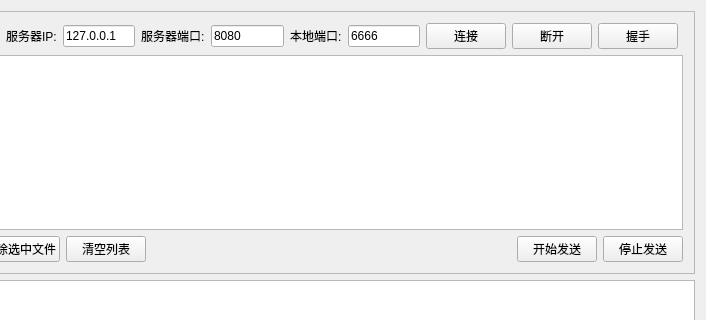
Before: the Qt Designer form FileTransfer/mainwindow.ui in xiechongzhu/FileTransfer, drawn with Qt 5; both pictures show x 129 to 835 and y 0 to 320 of the 835 by 495 pixel window.
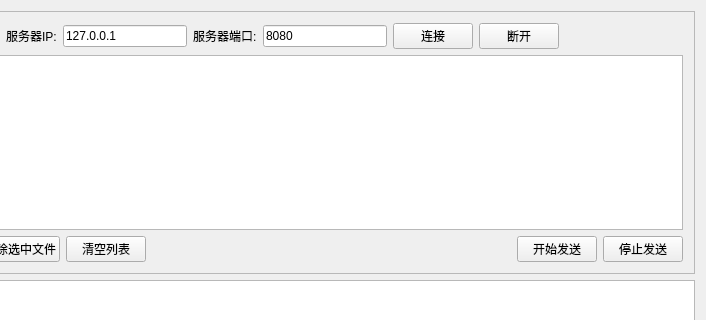
After: the same form once the commit is applied.

Diff of the .ui file:
```diff
--- a/FileTransfer/mainwindow.ui
+++ b/FileTransfer/mainwindow.ui
@@ -74,20 +74,6 @@
                </property>
               </widget>
              </item>
-             <item>
-              <widget class="QLabel" name="label_5">
-               <property name="text">
-                <string>本地端口:</string>
-               </property>
-              </widget>
-             </item>
-             <item>
-              <widget class="QLineEdit" name="editLocalPort">
-               <property name="text">
-                <string>6666</string>
-               </property>
-              </widget>
-             </item>
              <item>
               <widget class="QPushButton" name="btnConnect">
                <property name="text">
@@ -102,13 +88,6 @@
                </property>
               </widget>
              </item>
-             <item>
-              <widget class="QPushButton" name="btnHandShank">
-               <property name="text">
-                <string>握手</string>
-               </property>
-              </widget>
-             </item>
              <item>
               <spacer name="horizontalSpacer">
                <property name="orientation">
```
Left out of the diff: 6 changed lines with no effect on the pictures.
